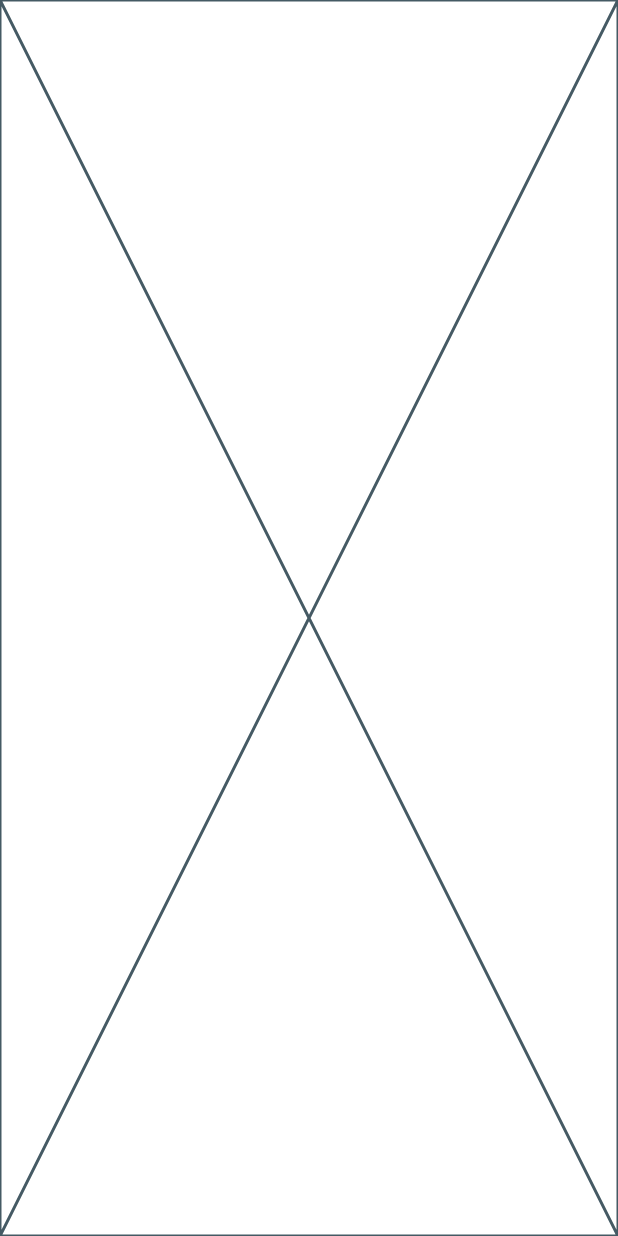
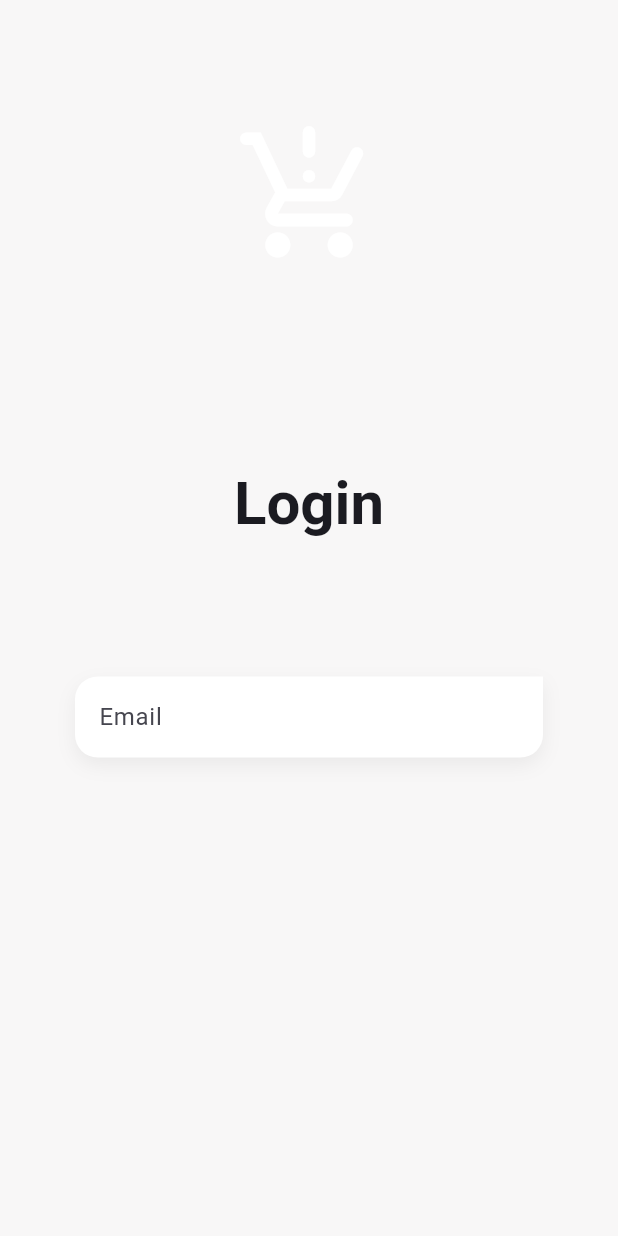
Before and after one commit to FranciscoJavierMartin/teslo-app, a Flutter app: the screen it shows after launch, on a phone screen of 412 x 824 dp. Run offline on Flutter 3.47's test engine with Material 2 defaults, Android fonts, the phone set to English and light mode, and no system bars; our stand-ins replace go_router, google_fonts; project files that could hold a hidden picture were left out.

Commit message:
Custom text form field

```diff
--- a/lib/features/auth/presentation/screens/login_screen.dart
+++ b/lib/features/auth/presentation/screens/login_screen.dart
@@ -1,10 +1,67 @@
 import 'package:flutter/material.dart';
+import 'package:teslo_app/features/shared/widgets/custom_text_form_field.dart';
 
 class LoginScreen extends StatelessWidget {
   const LoginScreen({super.key});
 
   @override
   Widget build(BuildContext context) {
-    return const Placeholder();
+    final size = MediaQuery.of(context).size;
+    final scaffoldBackgroundColor = Theme.of(context).scaffoldBackgroundColor;
+
+    return GestureDetector(
+      onTap: () => FocusManager.instance.primaryFocus?.unfocus(),
+      child: Scaffold(
+        body: SingleChildScrollView(
+          physics: const ClampingScrollPhysics(),
+          child: Column(
+            crossAxisAlignment: CrossAxisAlignment.center,
+            children: [
+              const SizedBox(height: 80),
+              const Icon(
+                Icons.production_quantity_limits_rounded,
+                color: Colors.white,
+                size: 100,
+              ),
+              const SizedBox(height: 80),
+              Container(
+                height: size.height - 260,
+                width: double.infinity,
+                decoration: BoxDecoration(
+                  color: scaffoldBackgroundColor,
+                  borderRadius:
+                      const BorderRadius.only(topLeft: Radius.circular(100)),
+                ),
+                child: const _LoginForm(),
+              )
+            ],
+          ),
+        ),
+      ),
+    );
   }
 }
+
+class _LoginForm extends StatelessWidget {
+  const _LoginForm();
+
+  @override
+  Widget build(BuildContext context) {
+    final textStyles = Theme.of(context).textTheme;
+
+    return Padding(
+      padding: const EdgeInsets.symmetric(horizontal: 50),
+      child: Column(
+        children: [
+          const SizedBox(height: 50),
+          Text('Login', style: textStyles.titleLarge),
+          const SizedBox(height: 90),
+          const CustomTextFormField(
+            label: 'Email',
+            keyboardType: TextInputType.emailAddress,
+          ),
+        ],
+      ),
+    );
+  }
+}
--- /dev/null
+++ b/lib/features/shared/shared.dart
@@ -0,0 +1 @@
+export 'widgets/widgets.dart';
--- /dev/null
+++ b/lib/features/shared/widgets/custom_text_form_field.dart
@@ -0,0 +1,70 @@
+import 'package:flutter/material.dart';
+
+class CustomTextFormField extends StatelessWidget {
+  final String? label;
+  final String? hint;
+  final String? errorMessage;
+  final bool obscureText;
+  final TextInputType? keyboardType;
+  final Function(String)? onChanged;
+  final String? Function(String?)? validator;
+
+  const CustomTextFormField({
+    this.label,
+    this.hint,
+    this.errorMessage,
+    this.obscureText = false,
+    this.keyboardType = TextInputType.text,
+    this.onChanged,
+    this.validator,
+  });
+
+  @override
+  Widget build(BuildContext context) {
+    final colors = Theme.of(context).colorScheme;
+    final border = OutlineInputBorder(
+      borderSide: const BorderSide(color: Colors.transparent),
+      borderRadius: BorderRadius.circular(40),
+    );
+    const borderRadius = Radius.circular(15);
+
+    return Container(
+      decoration: BoxDecoration(
+        color: Colors.white,
+        borderRadius: const BorderRadius.only(
+            topLeft: borderRadius,
+            bottomLeft: borderRadius,
+            bottomRight: borderRadius),
+        boxShadow: [
+          BoxShadow(
+            color: Colors.black.withOpacity(0.06),
+            blurRadius: 10,
+            offset: const Offset(0, 5),
+          ),
+        ],
+      ),
+      child: TextFormField(
+        onChanged: onChanged,
+        validator: validator,
+        obscureText: obscureText,
+        keyboardType: keyboardType,
+        style: const TextStyle(fontSize: 20, color: Colors.black54),
+        decoration: InputDecoration(
+          floatingLabelStyle: const TextStyle(
+              color: Colors.black, fontWeight: FontWeight.bold, fontSize: 18),
+          enabledBorder: border,
+          focusedBorder: border,
+          errorBorder: border.copyWith(
+              borderSide: BorderSide(color: Colors.red.shade800)),
+          focusedErrorBorder: border.copyWith(
+              borderSide: BorderSide(color: Colors.red.shade800)),
+          isDense: true,
+          label: label != null ? Text(label!) : null,
+          hintText: hint,
+          errorText: errorMessage,
+          focusColor: colors.primary,
+        ),
+      ),
+    );
+  }
+}
--- /dev/null
+++ b/lib/features/shared/widgets/widgets.dart
@@ -0,0 +1 @@
+export 'custom_text_form_field.dart';
```
